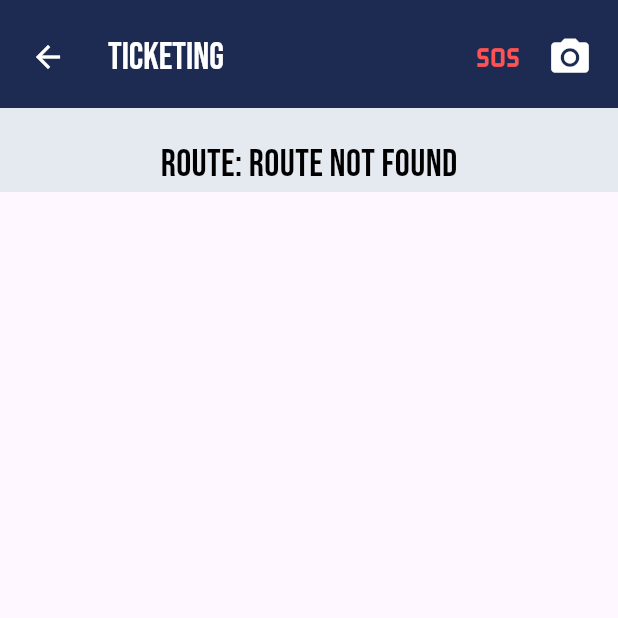
After one commit to shirokuuun/B-Go_Capstone, a Flutter app: the ConductorFrom screen opened directly, on a phone screen of 412 x 824 dp, the top half of it. The commit adds this screen. Run offline on Flutter 3.47's test engine with Material 3 defaults, Android fonts, the phone set to English and light mode, and no system bars; our stand-ins replace cloud_firestore, firebase_auth, firebase_core, google_fonts, google_sign_in; accounts and stored records are empty.

Commit message:
added: fb-icon for temporary Button for conductor interface, new folder for conductor and file (conductor.dart and route_service.dart

```diff
--- /dev/null
+++ b/lib/pages/conductor/conductor.dart
@@ -0,0 +1,105 @@
+import 'package:flutter/material.dart';
+import 'package:google_fonts/google_fonts.dart';
+import 'package:b_go/pages/conductor/route_service.dart';
+
+class ConductorFrom extends StatefulWidget {
+  const ConductorFrom({Key? key}) : super(key: key);
+
+  @override
+  State<ConductorFrom> createState() => _ConductorFromState();
+}
+
+class _ConductorFromState extends State<ConductorFrom> {
+
+  @override
+  Widget build(BuildContext context) {
+    return Scaffold(
+      body: CustomScrollView(
+        slivers: [
+          SliverAppBar(
+            floating: true,
+            expandedHeight: 72,
+            backgroundColor: const Color(0xFF1D2B53),
+            leading: Padding(
+              padding: const EdgeInsets.only(top: 18.0, left: 8.0),
+              child: IconButton(
+                icon: const Icon(Icons.arrow_back, color: Colors.white),
+                onPressed: () => Navigator.of(context).pop(),
+              ),
+            ),
+            title: Padding(
+              padding: const EdgeInsets.only(top: 22.0),
+              child: Text(
+                'Ticketing',
+                style: GoogleFonts.bebasNeue(
+                  fontSize: 25,
+                  color: Colors.white,
+                ),
+              ),
+            ),
+            actions: [
+              Padding(
+                padding: const EdgeInsets.only(top: 15.0, right: 8.0),
+                child: Row(
+                  children: [
+                    IconButton(
+                      icon: const Icon(Icons.sos, color: Colors.redAccent),
+                      iconSize: 30,
+                      onPressed: () {
+                        // TODO: SOS action
+                      },
+                    ),
+                    IconButton(
+                      icon: const Icon(Icons.camera_alt, color: Colors.white),
+                      iconSize: 30,
+                      onPressed: () {
+                        // TODO: Camera action
+                      },
+                    ),
+                  ],
+                ),
+              ),
+            ],
+          ),
+
+          SliverAppBar(
+            automaticallyImplyLeading: false,
+            backgroundColor: Color(0xFFE5E9F0),
+            pinned: true,
+            flexibleSpace: FlexibleSpaceBar(
+              background: Padding(
+                padding: const EdgeInsets.symmetric(horizontal: 20.0, vertical: 20.0),
+                child: Column(
+                  mainAxisAlignment: MainAxisAlignment.start,
+                  children: [
+                   FutureBuilder<String>(
+                    future: RouteService.fetchRoutePlaceName(),
+                    builder: (context, snapshot){
+                        String placeName = '';
+                        if (snapshot.connectionState == ConnectionState.waiting) {
+                          placeName = '...';
+                        } else if (snapshot.hasError) {
+                          placeName = 'Error';
+                        } else if (snapshot.hasData) {
+                          placeName = snapshot.data!;
+                        }
+                        return Text(
+                          'ROUTE: $placeName',
+                          style: GoogleFonts.bebasNeue(
+                            fontSize: 25,
+                            color: Colors.black,
+                          ),
+                        );
+                      },
+                    ),
+                  ],
+                ),
+              ),
+            ),
+          ),
+          SliverFillRemaining(),
+        ],
+      ),
+    );
+  }
+}
--- /dev/null
+++ b/lib/pages/conductor/route_service.dart
@@ -0,0 +1,26 @@
+import 'package:cloud_firestore/cloud_firestore.dart';
+
+class RouteService {
+  static Future<String> fetchRoutePlaceName() async {
+    final doc = await FirebaseFirestore.instance
+        .collection('Destinations')
+        .doc('Batangas')
+        .collection('Place')
+        .doc('Batangas City')
+        .get();
+
+    if (doc.exists) {
+      final data = doc.data();
+      final name = data?['Name'] ?? 'Batangas City Proper';
+
+      // Custom display if Batangas City Proper is detected
+      if (name == 'Batangas City Proper') {
+        return 'SM City Lipa - Batangas City';
+      }
+      // Default for other names
+      return 'Batangas - $name';
+    } else {
+      return 'Route not found';
+    }
+  }
+}
--- a/lib/pages/login_page.dart
+++ b/lib/pages/login_page.dart
@@ -1,4 +1,5 @@
 import 'package:b_go/auth/auth_services.dart';
+import 'package:b_go/pages/conductor/conductor.dart';
 import 'package:firebase_auth/firebase_auth.dart';
 import 'package:b_go/pages/forgotPassword_page.dart';
 import 'package:flutter/material.dart';
@@ -294,14 +295,19 @@ class _LoginPageState extends State<LoginPage> {
                             width: 24,
                           ),
                         ),
-                        /*ElevatedButton(
-                          onPressed: () => AuthServices().SignInWithFacebook(),
+                        ElevatedButton(
+                          onPressed: () {
+                            Navigator.push(
+                              context,
+                              MaterialPageRoute(builder: (context) => ConductorFrom())
+                            );
+                          },
                           child: Image.asset(
                             'assets/facebook-icon.png',
                             height: 24,
                             width: 24,
                           ),
-                        ),*/
+                        ),
                       ],
                     ),
 
```
Also changed, not shown: pubspec.lock, 1 other file.
